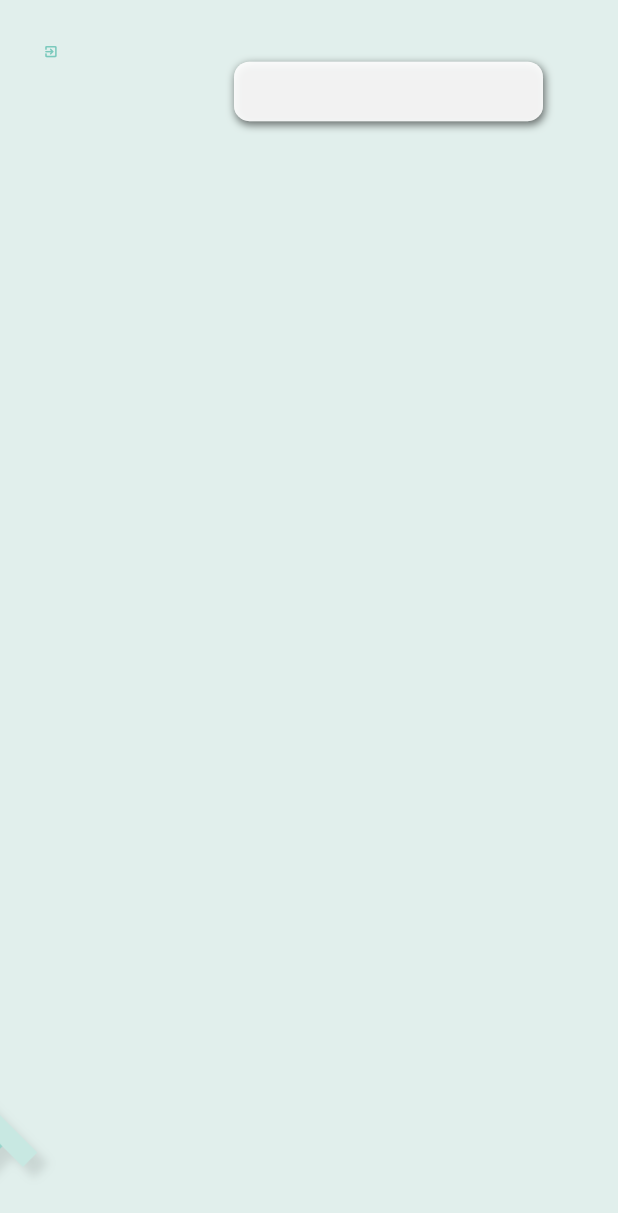
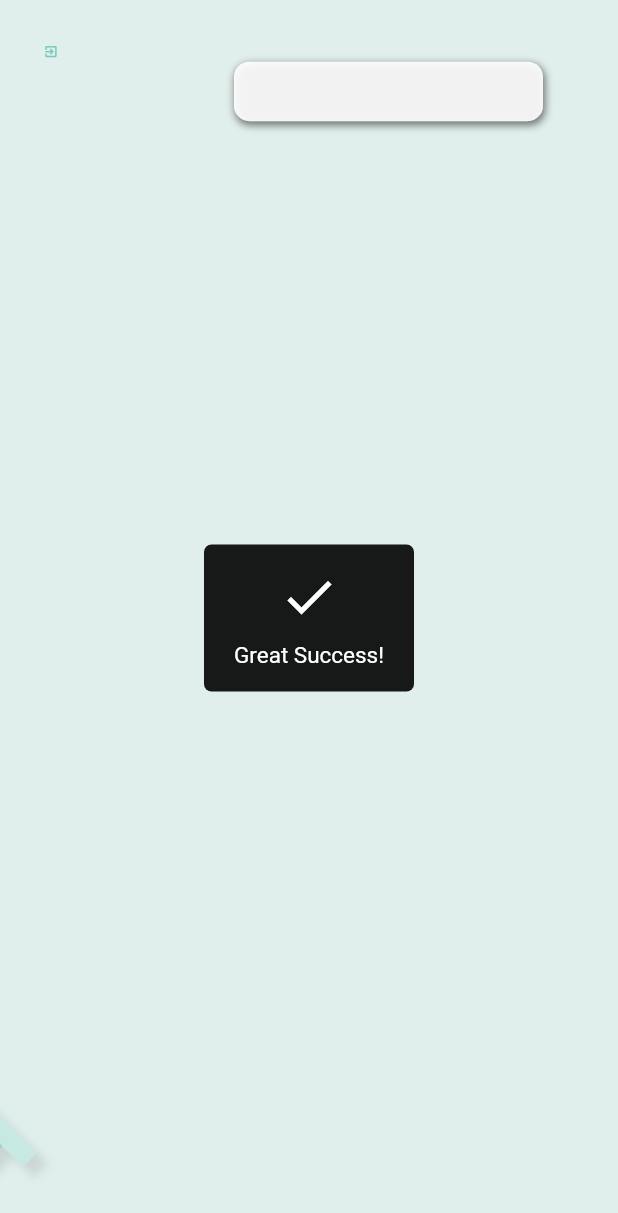
Before and after one commit to AliAdel199/pharmacy_app, a Flutter app: the screen it shows after launch, after a tap on an icon or button, on a phone screen of 412 x 824 dp. Shown: the top 1213 px of the screen. Run offline on Flutter 3.47's test engine with Material 2 defaults, Android fonts, the phone set to English and light mode, and no system bars; our stand-ins replace connectivity_plus, flutter_easyloading, google_fonts, hive, hive_flutter and 2 more; missing offline and left inert: dart:ffi, desktop_window, firedart, tabbed_view; accounts and stored records are empty; project files that could hold a hidden picture were left out.

Commit message:
conect to net

```diff
--- a/lib/pages/items_list.dart
+++ b/lib/pages/items_list.dart
@@ -1,5 +1,9 @@
+import 'package:connectivity_plus/connectivity_plus.dart';
 import 'package:desktop_window/desktop_window.dart';
+import 'package:firedart/firedart.dart';
 import 'package:flutter/material.dart';
+import 'package:flutter_easyloading/flutter_easyloading.dart';
+import 'package:pharmacy_app/db/medicine.dart';
 import '../boxes.dart';
 import '../constant.dart';
 import '../pages/ItemInfo.dart';
@@ -18,14 +22,73 @@ class _ItemsListState extends State<ItemsList> {
   FocusNode textEditingFocusNode = FocusNode();
 
   var data = Boxes.getMedicine();
+  var fireData =  Firestore.instance.collection("Medicine");
 
+  void getDataFromFireStore()async{
+
+   var connectivityResult = await (Connectivity().checkConnectivity());
+   print(connectivityResult);
+
+if (connectivityResult != ConnectivityResult.none) {
+                       setState(() {
+    EasyLoading.show(status: 'Get Data...',maskType: EasyLoadingMaskType.clear,);
+  });
+ var dataStore =await fireData.get();
+dataStore.forEach((element) {
+  print(element);
+
+// final newMedicine = Medicine()
+//       ..medName = element["medName"]
+//       ..docNote = element["docNote"]
+//       ..sicNote = element["sicNote"]
+//       ..boxPrice = element["boxPrice"]
+//       ..selPrice = element["sellPrice"];
+//     data.put(element.id, newMedicine);
+
+});
+      setState(() {
+    EasyLoading.showSuccess('Great Success!');
+  });
+
+      // I am connected to a mobile network.
+    } else {
+      // I am connected to a wifi network.
+      AlertDialog(
+        title: Text(
+          "تنبيه",
+          style: TextStyle(
+            fontFamily: 'Tajawal',
+            fontSize: 20,
+            fontWeight: FontWeight.w700,
+            fontStyle: FontStyle.italic,
+            color: fontColor,
+          ),
+        ),
+        content: Text(
+          "تم حفظ البيانات بدون الرفع الى الانترنت لعدم وجود الاتصال !!!",
+          style: TextStyle(
+            fontFamily: 'Tajawal',
+            fontSize: 20,
+            fontWeight: FontWeight.w700,
+            fontStyle: FontStyle.italic,
+            color: fontColor,
+          ),
+        ),
+      );
+    }
+}
+
+@override
+  void initState() {
+    // TODO: implement initState
+    getDataFromFireStore();
+    super.initState();
+  }
   @override
   Widget build(BuildContext context) {
     DesktopWindow.setMinWindowSize(Size(1050, 800));
     final orientation = MediaQuery.of(context).orientation;
-    data.values.forEach((element) {
-      print("hhhh ${element.key}");
-    });
+
 
     double width = MediaQuery.of(context).size.width;
     double height = MediaQuery.of(context).size.height;
--- a/pubspec.yaml
+++ b/pubspec.yaml
@@ -47,7 +47,8 @@ dependencies:
   printing: ^5.6.6
   desktop_window: ^0.4.0
   tabbed_view: ^1.10.0
-
+  flutter_easyloading: ^3.0.3
+  connectivity_plus: ^2.2.0
 
 dev_dependencies:
   hive_generator: ^1.1.1
```
Also changed, not shown: lib/main.dart (+37 -0 lines), lib/pages/add_item_page.dart (+9 -4 lines), pubspec.lock, 6 other files.
